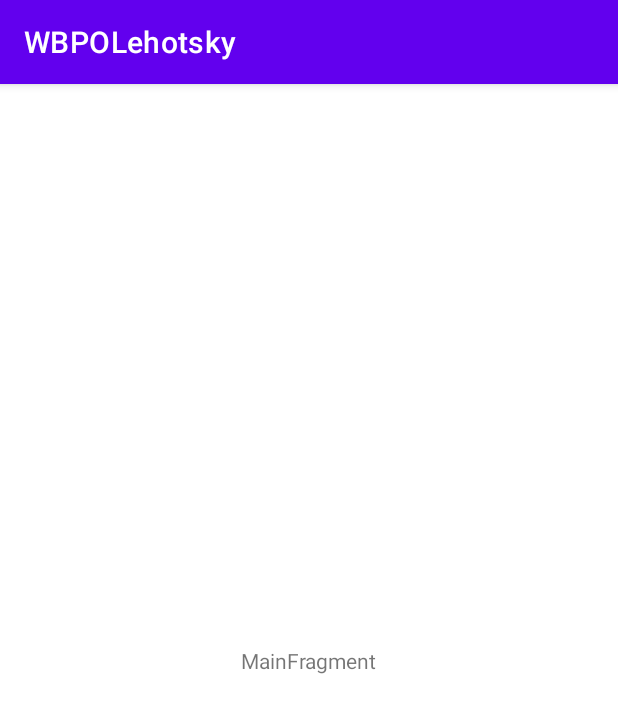
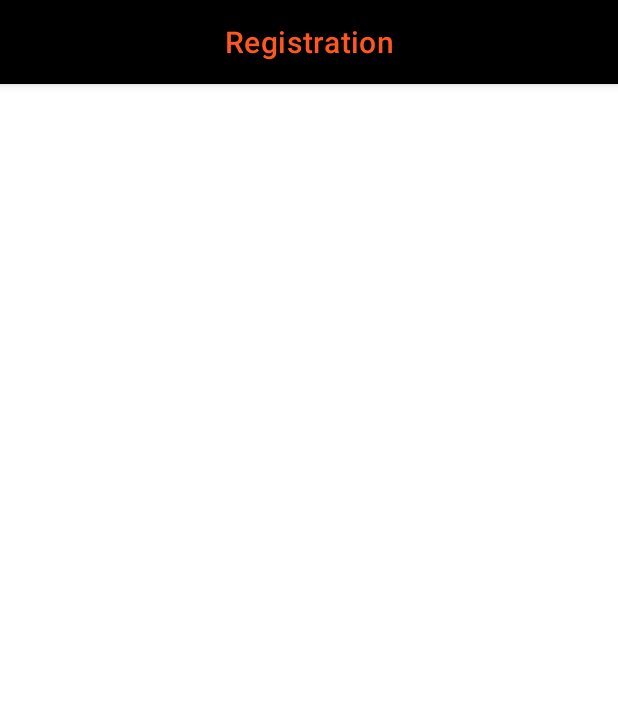
Before and after one commit to Throgar/WBPOLehotsky, an Android app: the screen it shows after launch (MainActivity), on a phone screen of 412 x 824 dp. Shown: the top 713 px of the screen. Run offline under Robolectric (Android 15) with nearby library versions, the phone set to English and light mode, and no system bars.

```diff
--- a/app/build.gradle
+++ b/app/build.gradle
@@ -34,7 +34,7 @@ android {
 
 dependencies {
 
-    implementation 'androidx.core:core-ktx:1.9.0'
+    implementation 'androidx.core:core-ktx:1.7.0'
     implementation 'androidx.appcompat:appcompat:1.6.1'
     implementation 'com.google.android.material:material:1.8.0'
     implementation 'androidx.constraintlayout:constraintlayout:2.1.4'
--- a/app/src/main/java/com/example/wbpolehotsky/MainActivity.kt
+++ b/app/src/main/java/com/example/wbpolehotsky/MainActivity.kt
@@ -8,11 +8,6 @@ class MainActivity : AppCompatActivity() {
 
     override fun onCreate(savedInstanceState: Bundle?) {
         super.onCreate(savedInstanceState)
-        setContentView(R.layout.activity_main)
-        if (savedInstanceState == null) {
-            supportFragmentManager.beginTransaction()
-                .replace(R.id.container, MainFragment.newInstance())
-                .commitNow()
-        }
+        setContentView(R.layout.fragment_registration)
     }
 }
--- /dev/null
+++ b/app/src/main/res/layout/fragment_registration.xml
@@ -0,0 +1,25 @@
+<?xml version="1.0" encoding="utf-8"?>
+<androidx.constraintlayout.widget.ConstraintLayout xmlns:android="http://schemas.android.com/apk/res/android"
+    xmlns:app="http://schemas.android.com/apk/res-auto"
+    android:layout_width="match_parent"
+    android:layout_height="match_parent">
+
+    <com.google.android.material.appbar.AppBarLayout
+        android:layout_width="match_parent"
+        android:layout_height="wrap_content"
+        app:layout_constraintEnd_toEndOf="parent"
+        app:layout_constraintStart_toStartOf="parent"
+        app:layout_constraintTop_toTopOf="parent">
+
+        <com.google.android.material.appbar.MaterialToolbar
+            android:layout_width="match_parent"
+            android:layout_height="?attr/actionBarSize"
+            android:background="@color/black"
+            app:title="@string/registrationTitle"
+            app:titleCentered="true"
+            app:titleTextColor="@color/orange" />
+
+    </com.google.android.material.appbar.AppBarLayout>
+
+
+</androidx.constraintlayout.widget.ConstraintLayout>
--- a/app/src/main/res/values/colors.xml
+++ b/app/src/main/res/values/colors.xml
@@ -7,4 +7,5 @@
     <color name="teal_700">#FF018786</color>
     <color name="black">#FF000000</color>
     <color name="white">#FFFFFFFF</color>
+    <color name="orange">#FF5722</color>
 </resources>
--- a/app/src/main/res/values/strings.xml
+++ b/app/src/main/res/values/strings.xml
@@ -1,4 +1,9 @@
 <resources>
     <string name="app_name">WBPOLehotsky</string>
     <string name="mainfragment">MainFragment</string>
+
+    <string name="registrationTitle">Registration</string>
+
+    <string name="userListTitle">User List</string>
+
 </resources>
--- a/app/src/main/res/values/themes.xml
+++ b/app/src/main/res/values/themes.xml
@@ -1,6 +1,6 @@
 <resources>
     <!-- Base application theme. -->
-    <style name="Theme.WBPOLehotsky" parent="Theme.MaterialComponents.DayNight.DarkActionBar">
+    <style name="Theme.WBPOLehotsky" parent="Theme.MaterialComponents.Light.NoActionBar">
         <!-- Primary brand color. -->
         <item name="colorPrimary">@color/purple_500</item>
         <item name="colorPrimaryVariant">@color/purple_700</item>
--- /dev/null
+++ b/build.gradle
@@ -0,0 +1,6 @@
+// Top-level build file where you can add configuration options common to all sub-projects/modules.
+plugins {
+    id 'com.android.application' version '7.4.2' apply false
+    id 'com.android.library' version '7.4.2' apply false
+    id 'org.jetbrains.kotlin.android' version '1.8.0' apply false
+}
```
Also changed, not shown: app/src/main/res/layout/fragment_user_list.xml (added, +24 -0 lines), gradle.properties (added, +23 -0 lines), settings.gradle (added, +16 -0 lines), gradle/wrapper/gradle-wrapper.properties (added), 4 other files.
